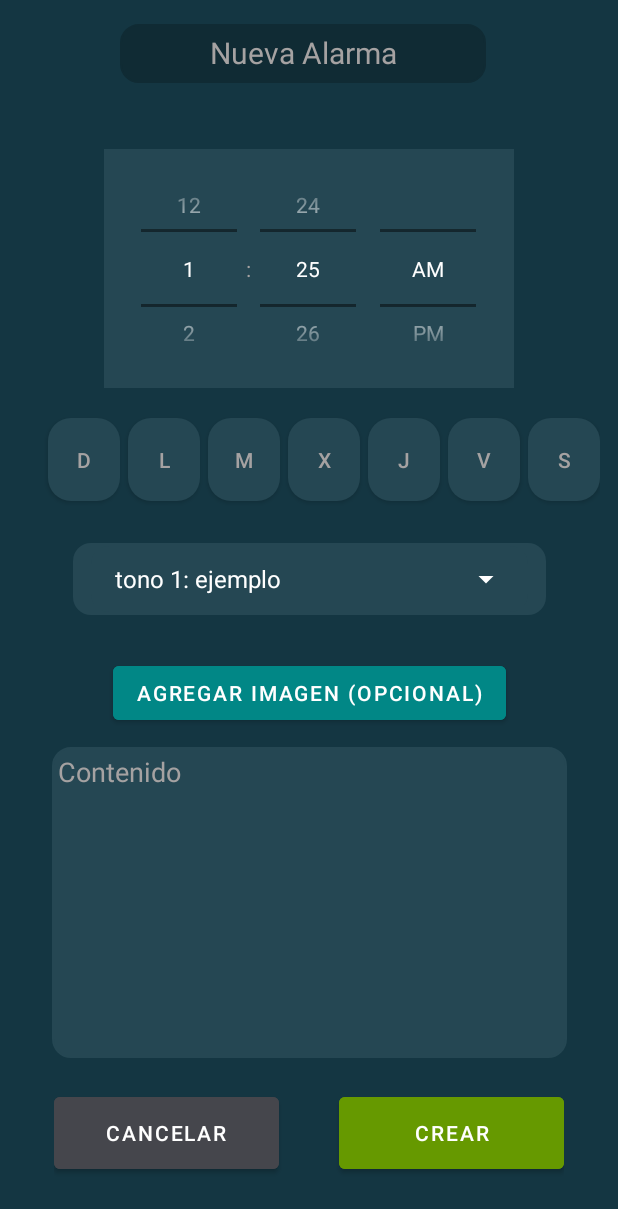
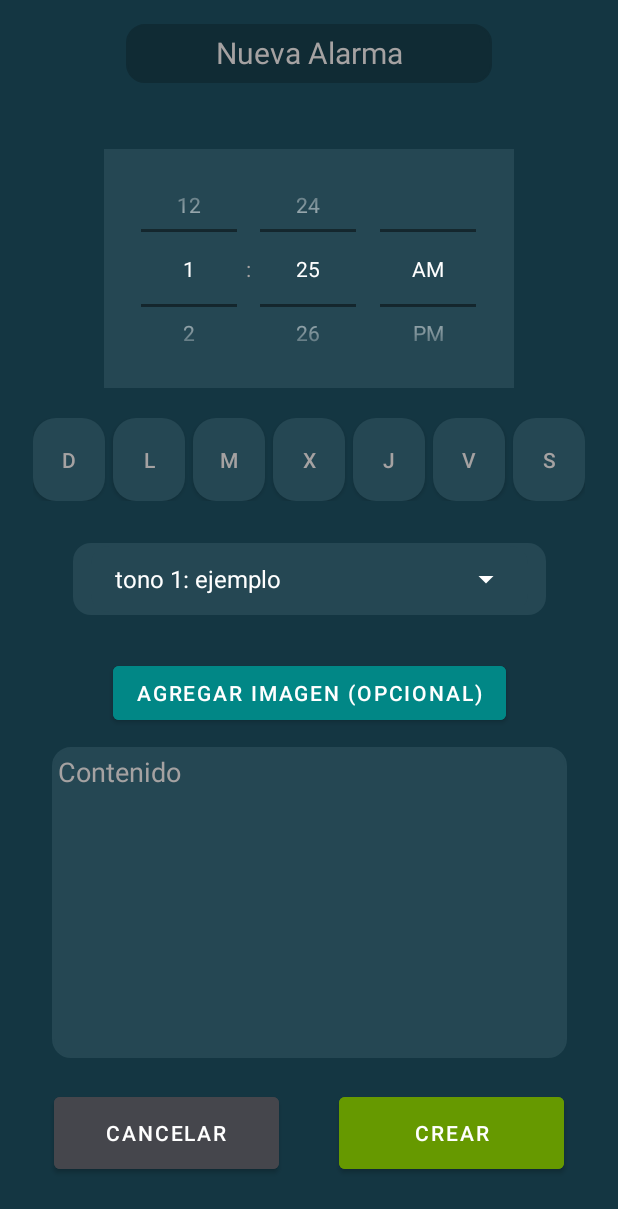
Before and after one commit to GJoseI/app_Recordatorio, an Android app: the CrearAlarmaActivity screen opened directly, with no data from a screen before it, on a phone screen of 412 x 824 dp. Shown: the top 1209 px of the screen. Run offline under Robolectric (Android 15) with nearby library versions, the phone set to English and light mode, and no system bars.

Commit message:
alineando btns dias

```diff
--- a/app/src/main/res/layout/activity_crear_alarma.xml
+++ b/app/src/main/res/layout/activity_crear_alarma.xml
@@ -3,7 +3,6 @@
     xmlns:app="http://schemas.android.com/apk/res-auto"
     xmlns:tools="http://schemas.android.com/tools"
     android:id="@+id/main"
-    android:backgroundTint="@color/fondoOscuro"
     android:background="@color/fondoOscuro"
     android:layout_width="match_parent"
     android:layout_height="match_parent"
@@ -13,10 +12,8 @@
         android:id="@+id/tvTitulo"
         android:layout_width="244dp"
         android:layout_height="39dp"
-        android:layout_marginStart="80dp"
         android:layout_marginTop="16dp"
         android:background="@drawable/bg_edittext_redondeado"
-
         android:backgroundTint="@color/fondoTituloOscuro"
         android:paddingLeft="10dp"
         android:paddingTop="5dp"
@@ -26,128 +23,117 @@
         android:textAlignment="center"
         android:textSize="20sp"
         app:layout_constraintStart_toStartOf="parent"
+        app:layout_constraintEnd_toEndOf="parent"
         app:layout_constraintTop_toTopOf="parent" />
+
     <ScrollView
         android:id="@+id/svNuevaAlarma"
-        android:layout_width="wrap_content"
+        android:layout_width="match_parent"
         android:layout_height="wrap_content"
-        app:layout_constraintEnd_toEndOf="parent"
+        app:layout_constraintTop_toBottomOf="@+id/tvTitulo"
         app:layout_constraintStart_toStartOf="parent"
-        app:layout_constraintTop_toBottomOf="@+id/tvTitulo">
+        app:layout_constraintEnd_toEndOf="parent">
+
         <androidx.constraintlayout.widget.ConstraintLayout
-            android:layout_width="wrap_content"
+            android:layout_width="match_parent"
             android:layout_height="wrap_content">
+
             <TimePicker
                 android:id="@+id/tpHora"
                 android:layout_width="273dp"
                 android:layout_height="159dp"
-        android:layout_gravity="center"
                 android:layout_marginTop="44dp"
                 android:amPmTextColor="@color/letraBlanca"
                 android:background="@color/fondoElementoOscuro"
                 android:headerBackground="@color/material_dynamic_neutral50"
-        android:numbersInnerTextColor="@color/letraBlanca"
                 android:textColor="@color/letraBlanca"
-        android:numbersTextColor="@color/white"
                 android:theme="@style/Theme.Oscuro"
                 android:timePickerMode="spinner"
-        app:layout_constraintEnd_toEndOf="parent"
+                app:layout_constraintTop_toTopOf="parent"
                 app:layout_constraintStart_toStartOf="parent"
-        app:layout_constraintTop_toTopOf="parent"
+                app:layout_constraintEnd_toEndOf="parent" />
 
-
-        />
+            <!-- ✅ LinearLayout con los días centrados -->
+            <LinearLayout
+                android:id="@+id/layoutDias"
+                android:layout_width="wrap_content"
+                android:layout_height="wrap_content"
+                android:layout_marginTop="20dp"
+                android:gravity="center"
+                android:orientation="horizontal"
+                app:layout_constraintTop_toBottomOf="@id/tpHora"
+                app:layout_constraintStart_toStartOf="parent"
+                app:layout_constraintEnd_toEndOf="parent">
 
                 <ToggleButton
                     android:id="@+id/btDom"
                     android:layout_width="48dp"
                     android:layout_height="55dp"
-        android:layout_marginStart="20dp"
-        android:layout_marginTop="20dp"
                     android:background="@drawable/btn_dia"
                     android:textColor="@color/toggle_color"
                     android:textOff="@string/domAlarma"
                     android:textOn="@string/domAlarma"
-        app:layout_constraintStart_toStartOf="parent"
-        app:layout_constraintTop_toBottomOf="@+id/tpHora" />
+                    android:layout_marginEnd="5dp" />
 
                 <ToggleButton
                     android:id="@+id/btLu"
                     android:layout_width="48dp"
                     android:layout_height="55dp"
-        android:layout_marginStart="5dp"
-        android:layout_marginTop="20dp"
                     android:background="@drawable/btn_dia"
                     android:textColor="@color/toggle_color"
                     android:textOff="@string/luAlarma"
                     android:textOn="@string/luAlarma"
-        app:layout_constraintStart_toEndOf="@+id/btDom"
-        app:layout_constraintTop_toBottomOf="@+id/tpHora" />
+                    android:layout_marginEnd="5dp" />
 
                 <ToggleButton
                     android:id="@+id/btMar"
                     android:layout_width="48dp"
                     android:layout_height="55dp"
-        android:layout_marginStart="5dp"
-        android:layout_marginTop="20dp"
                     android:background="@drawable/btn_dia"
                     android:textColor="@color/toggle_color"
                     android:textOff="@string/marAlarma"
                     android:textOn="@string/marAlarma"
-        app:layout_constraintStart_toEndOf="@+id/btLu"
-        app:layout_constraintTop_toBottomOf="@+id/tpHora" />
+                    android:layout_marginEnd="5dp" />
 
                 <ToggleButton
                     android:id="@+id/btMie"
                     android:layout_width="48dp"
                     android:layout_height="55dp"
-        android:layout_marginStart="5dp"
-        android:layout_marginTop="20dp"
                     android:background="@drawable/btn_dia"
                     android:textColor="@color/toggle_color"
                     android:textOff="@string/mieAlarma"
                     android:textOn="@string/mieAlarma"
-        app:layout_constraintStart_toEndOf="@+id/btMar"
-        app:layout_constraintTop_toBottomOf="@+id/tpHora" />
+                    android:layout_marginEnd="5dp" />
 
                 <ToggleButton
                     android:id="@+id/btJue"
                     android:layout_width="48dp"
                     android:layout_height="55dp"
-        android:layout_marginStart="5dp"
-        android:layout_marginTop="20dp"
                     android:background="@drawable/btn_dia"
                     android:textColor="@color/toggle_color"
                     android:textOff="@string/jueAlarma"
                     android:textOn="@string/jueAlarma"
-        app:layout_constraintStart_toEndOf="@+id/btMie"
-        app:layout_constraintTop_toBottomOf="@+id/tpHora" />
+                    android:layout_marginEnd="5dp" />
 
                 <ToggleButton
                     android:id="@+id/btVie"
                     android:layout_width="48dp"
                     android:layout_height="55dp"
-        android:layout_marginStart="5dp"
-        android:layout_marginTop="20dp"
                     android:background="@drawable/btn_dia"
                     android:textColor="@color/toggle_color"
                     android:textOff="@string/vieAlarma"
                     android:textOn="@string/vieAlarma"
-        app:layout_constraintStart_toEndOf="@+id/btJue"
-        app:layout_constraintTop_toBottomOf="@+id/tpHora" />
+                    android:layout_marginEnd="5dp" />
 
                 <ToggleButton
                     android:id="@+id/btSa"
                     android:layout_width="48dp"
                     android:layout_height="55dp"
-        android:layout_marginStart="5dp"
-        android:layout_marginTop="20dp"
                     android:background="@drawable/btn_dia"
                     android:textColor="@color/toggle_color"
                     android:textOff="@string/saAlarma"
-        android:textOn="@string/saAlarma"
-        app:layout_constraintStart_toEndOf="@+id/btVie"
-        app:layout_constraintTop_toBottomOf="@+id/tpHora" />
+                    android:textOn="@string/saAlarma" />
+            </LinearLayout>
 
             <Spinner
                 android:id="@+id/spAlarmaTono"
@@ -155,9 +141,9 @@
                 android:layout_height="48dp"
                 android:layout_marginTop="28dp"
                 android:background="@drawable/spinner_background"
-        app:layout_constraintEnd_toEndOf="parent"
+                app:layout_constraintTop_toBottomOf="@id/layoutDias"
                 app:layout_constraintStart_toStartOf="parent"
-        app:layout_constraintTop_toBottomOf="@+id/btMie" />
+                app:layout_constraintEnd_toEndOf="parent" />
 
             <Button
                 android:id="@+id/btnSeleccionarImagenAlarma"
@@ -166,9 +152,9 @@
                 android:layout_marginTop="28dp"
                 android:backgroundTint="@color/design_default_color_secondary_variant"
                 android:text="AGREGAR IMAGEN (OPCIONAL)"
-        app:layout_constraintEnd_toEndOf="parent"
+                app:layout_constraintTop_toBottomOf="@+id/spAlarmaTono"
                 app:layout_constraintStart_toStartOf="parent"
-        app:layout_constraintTop_toBottomOf="@+id/spAlarmaTono" />
+                app:layout_constraintEnd_toEndOf="parent" />
 
             <EditText
                 android:id="@+id/etDesc"
@@ -177,36 +163,32 @@
                 android:layout_marginTop="12dp"
                 android:background="@drawable/bg_edittext_redondeado"
                 android:backgroundTint="@color/fondoElementoOscuro"
-        android:ems="10"
                 android:gravity="start"
                 android:hint="Contenido"
                 android:inputType="textMultiLine"
-        android:textAlignment="textStart"
                 android:textColor="@color/letraBlanca"
                 android:textColorHint="@color/letraGris"
-        app:layout_constraintEnd_toEndOf="parent"
+                android:padding="4dp"
+                app:layout_constraintTop_toBottomOf="@+id/btnSeleccionarImagenAlarma"
                 app:layout_constraintStart_toStartOf="parent"
-        app:layout_constraintTop_toBottomOf="@+id/btnSeleccionarImagenAlarma"
-        android:padding="4dp"/>
+                app:layout_constraintEnd_toEndOf="parent" />
 
             <LinearLayout
                 android:layout_marginTop="20dp"
                 android:layout_width="match_parent"
                 android:layout_height="wrap_content"
-        app:layout_constraintEnd_toEndOf="parent"
-        app:layout_constraintStart_toStartOf="parent"
                 android:orientation="horizontal"
                 android:gravity="center"
-        app:layout_constraintTop_toBottomOf="@+id/etDesc">
+                app:layout_constraintTop_toBottomOf="@+id/etDesc"
+                app:layout_constraintStart_toStartOf="parent"
+                app:layout_constraintEnd_toEndOf="parent">
 
                 <Button
-
                     android:id="@+id/btnCancelar"
                     android:layout_width="150dp"
                     android:layout_height="60dp"
                     android:backgroundTint="@color/material_dynamic_neutral30"
-            android:text="@string/btnCancelar"
-            />
+                    android:text="@string/btnCancelar" />
 
                 <Button
                     android:id="@+id/btnGuardar"
```
Lines whose indentation alone changed are shown as unchanged.
